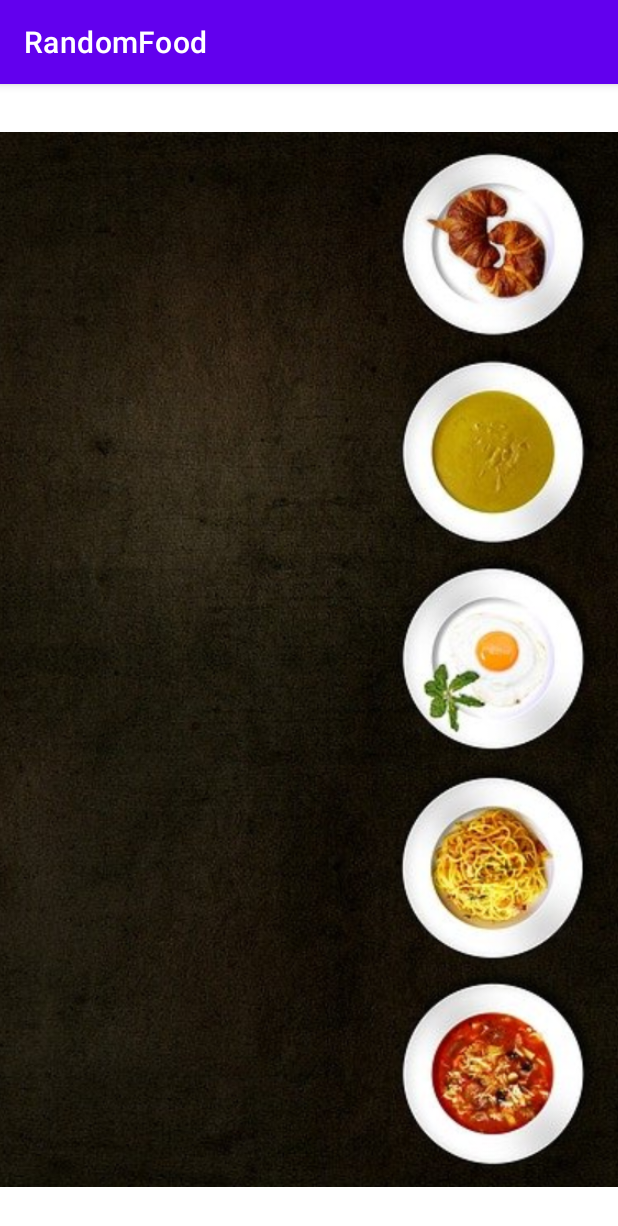
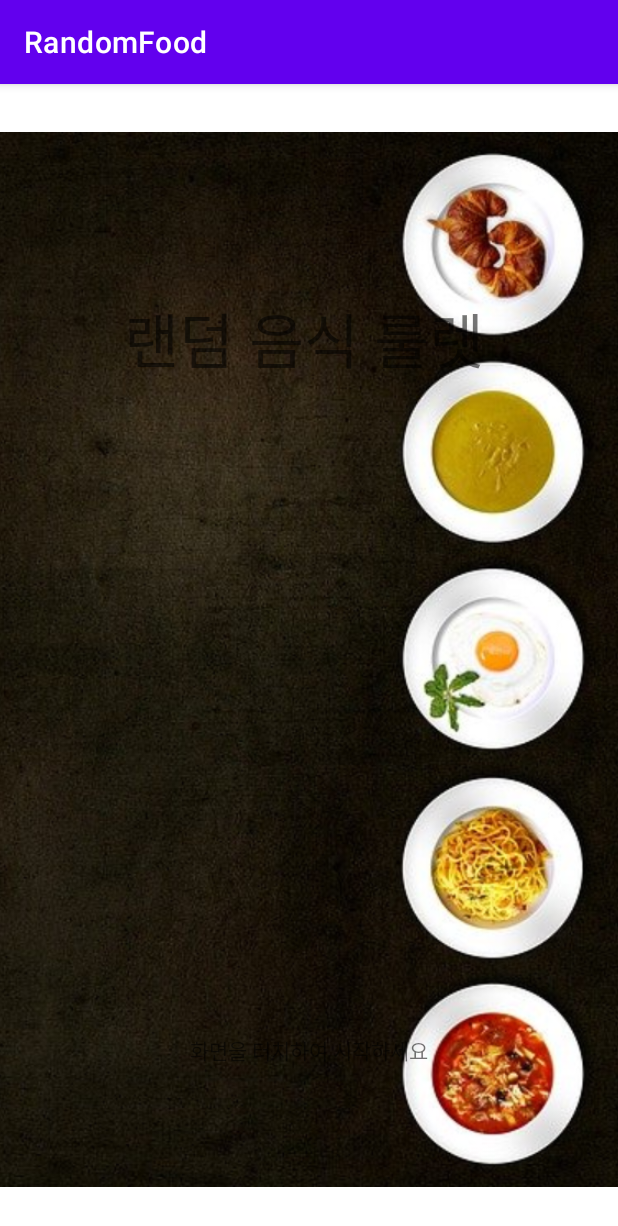
Before and after one commit to eddymango/RandomFood, an Android app: the screen it shows after launch (Login), on a phone screen of 412 x 824 dp. Shown: the top 1226 px of the screen. Run offline under Robolectric (Android 15) with nearby library versions, the phone set to English and light mode, and no system bars.

Commit message:
TouchStart+Dialog+Uri.parse(google map)

```diff
--- a/app/src/main/java/kr/ac/tukorea/randomfood/MainActivity.kt
+++ b/app/src/main/java/kr/ac/tukorea/randomfood/MainActivity.kt
@@ -3,6 +3,7 @@ package kr.ac.tukorea.randomfood
 import android.content.Intent
 import android.net.Uri
 import android.os.Bundle
+import android.view.View.VISIBLE
 import android.widget.*
 import androidx.appcompat.app.AlertDialog
 import androidx.appcompat.app.AppCompatActivity
@@ -17,12 +18,13 @@ class MainActivity : AppCompatActivity() {
 
     private val rouletteListener = object : RotateListener {
         override fun onRotateStart() {
-            binding.rotateResultTv.text = "Result :  "
+            binding.rotateResultTv.text = "Result : "
         }
 
         override fun onRotateEnd(result: String) {
             binding.rotateResultTv.text = "Result : $result"
             roulresult = result
+            binding.mapBtn.visibility=VISIBLE
         }
     }
 
@@ -39,11 +41,9 @@ class MainActivity : AppCompatActivity() {
                 val mapIntent = Intent(Intent.ACTION_VIEW, gmmIntentUri)
                 mapIntent.setPackage("com.google.android.apps.maps")
                 startActivity(mapIntent)
-
          /*       val intent = Intent(this,MapActivity::class.java)
                 intent.putExtra("foodAddress",roulresult)
                 startActivity(intent)*/
-
             }
             dlg.setNegativeButton("취소",null)
             dlg.show()
--- a/app/src/main/res/layout/activity_login.xml
+++ b/app/src/main/res/layout/activity_login.xml
@@ -20,5 +20,27 @@
         app:layout_constraintTop_toTopOf="parent"
         app:srcCompat="@drawable/foodmain" />
 
+    <TextView
+        android:id="@+id/LoginText"
+        android:layout_width="242dp"
+        android:layout_height="53dp"
+        android:layout_marginBottom="300dp"
+        android:text="랜덤 음식 룰렛"
+        android:textSize="40dp"
+        app:layout_constraintBottom_toTopOf="@+id/infoText"
+        app:layout_constraintEnd_toEndOf="parent"
+        app:layout_constraintStart_toStartOf="@+id/imageView"
+        app:layout_constraintTop_toTopOf="parent" />
+
+    <TextView
+        android:id="@+id/infoText"
+        android:layout_width="wrap_content"
+        android:layout_height="wrap_content"
+        android:layout_marginBottom="100dp"
+        android:text="화면을 터치하여 시작하세요"
+        app:layout_constraintBottom_toBottomOf="@+id/imageView"
+        app:layout_constraintEnd_toEndOf="parent"
+        app:layout_constraintStart_toStartOf="parent" />
+
 
 </androidx.constraintlayout.widget.ConstraintLayout>
--- a/app/src/main/res/layout/activity_main.xml
+++ b/app/src/main/res/layout/activity_main.xml
@@ -134,7 +134,8 @@
             app:layout_constraintEnd_toEndOf="parent"
             app:layout_constraintHorizontal_bias="0.216"
             app:layout_constraintStart_toStartOf="parent"
-            app:layout_constraintTop_toBottomOf="@+id/rotateResultTv" />
+            app:layout_constraintTop_toBottomOf="@+id/rotateResultTv"
+            android:visibility="invisible"/>
 
 
     </androidx.constraintlayout.widget.ConstraintLayout>
```
